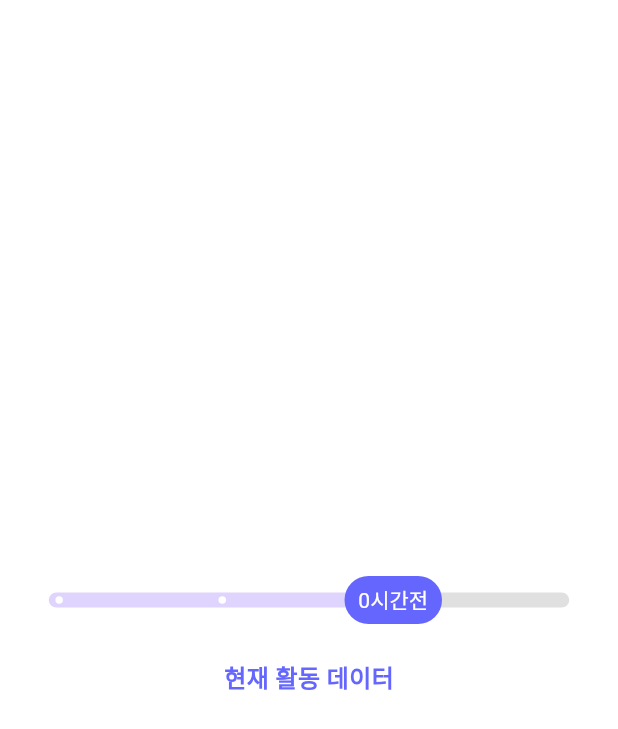
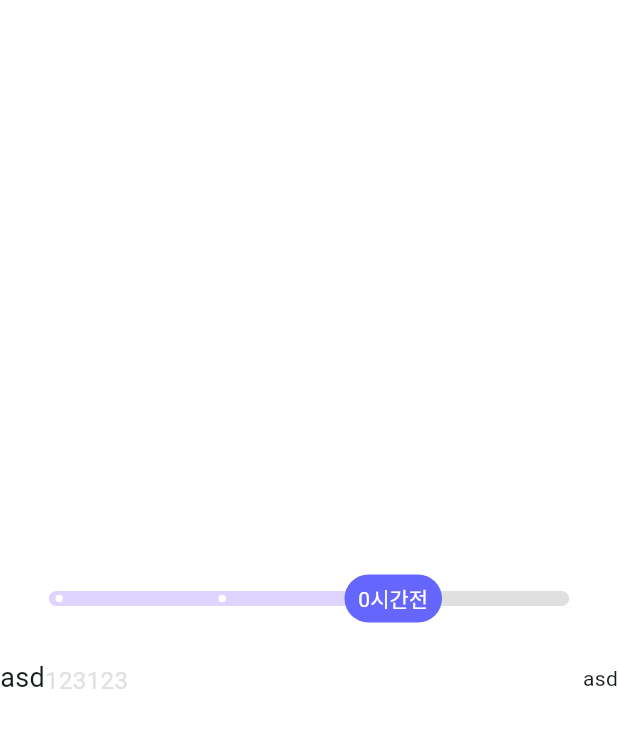
Before and after one commit to kind4u/rassi_clone, a Flutter app: the CommunityCard widget shown alone on an empty page, opened directly, on a phone screen of 412 x 824 dp. Shown: the top 729 px of the screen. Run offline on Flutter 3.47's test engine with Material 3 defaults, Android fonts, the phone set to English and light mode, and no system bars; our stand-ins replace font_awesome_flutter.

Commit message:
ios 26 대응 flutter update / community card내부 stock info item 기본 base line 구축

```diff
--- a/lib/components/common/community_card.dart
+++ b/lib/components/common/community_card.dart
@@ -1,4 +1,5 @@
 import 'package:flutter/material.dart';
+import 'package:rassi_clone/components/common/stock_info_item.dart';
 
 class CommunityCard extends StatefulWidget {
   const CommunityCard({super.key});
@@ -57,17 +58,10 @@ class _CommunityCardState extends State<CommunityCard> {
         SizedBox(height: 20),
 
         // 활동 급상승 컨텐츠들
-        Text(
-          _sliderValue == 0.0
-              ? '2시간 전 활동 데이터'
-              : _sliderValue <= 1 / 3
-              ? '1시간 전 활동 데이터'
-              : '현재 활동 데이터',
-          style: TextStyle(
-            fontSize: 16,
-            fontWeight: FontWeight.w600,
-            color: _primaryColor,
-          ),
+        StockInfoItem(
+          stockName: "asd",
+          stockNumber: "123123",
+          stockValue: "123",
         ),
       ],
     );
--- /dev/null
+++ b/lib/components/common/stock_info_item.dart
@@ -0,0 +1,34 @@
+import 'package:flutter/material.dart';
+
+class StockInfoItem extends StatelessWidget {
+  final String stockName;
+  final String stockNumber;
+  final String? stockValue;
+
+  const StockInfoItem({
+    super.key,
+    required this.stockName,
+    required this.stockNumber,
+    this.stockValue,
+  });
+
+  @override
+  Widget build(BuildContext context) {
+    return Row(
+      mainAxisAlignment: MainAxisAlignment.spaceBetween,
+      children: [
+        Row(
+          crossAxisAlignment: CrossAxisAlignment.end,
+          children: [
+            Text(stockName, style: TextStyle(fontSize: 18)),
+            Text(
+              stockNumber,
+              style: TextStyle(fontSize: 16, color: Colors.grey.shade300),
+            ),
+          ],
+        ),
+        Text(stockName),
+      ],
+    );
+  }
+}
```
Also changed, not shown: lib/pages/home/home_tab_content.dart (+6 -1 lines), pubspec.lock.
